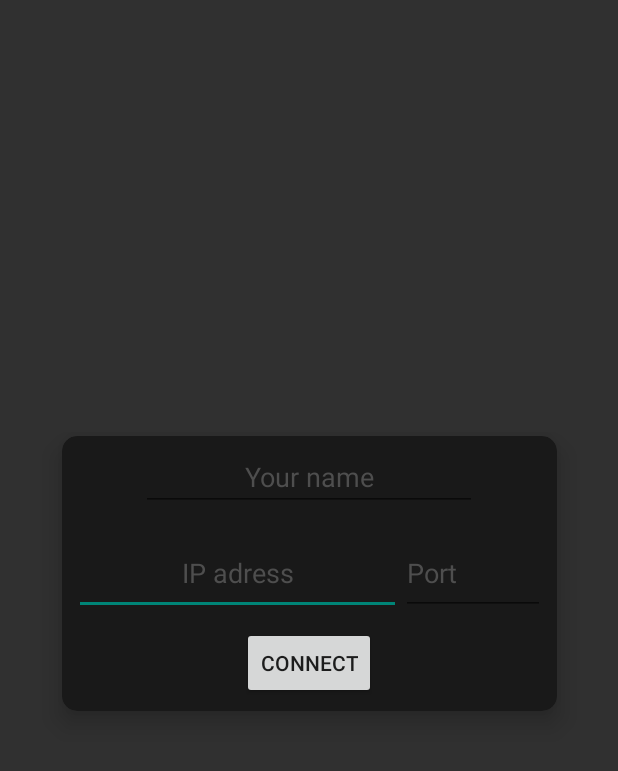
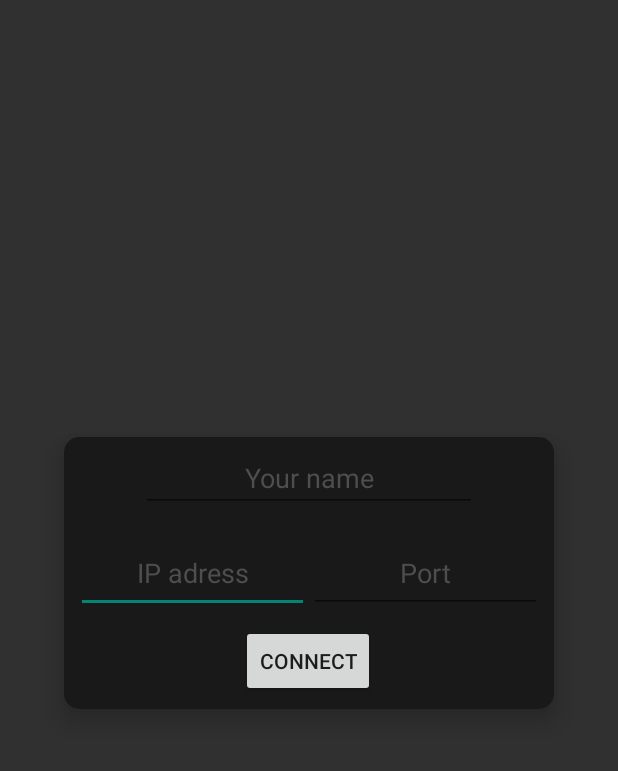
Before and after one commit to avfe/FedChatClient, an Android app: the screen it shows after launch (StartActivity), on a phone screen of 412 x 824 dp, the part 90-861 px from its top. Run offline under Robolectric (Android 15) with nearby library versions, the phone set to English and light mode, and no system bars.

Commit message:
New launcher icon

```diff
--- a/app/src/main/res/layout/activity_start.xml
+++ b/app/src/main/res/layout/activity_start.xml
@@ -46,8 +46,8 @@
 
             <com.google.android.material.textfield.TextInputEditText
                 android:id="@+id/start_ip"
-                android:layout_width="218dp"
-                android:layout_height="55dp"
+                android:layout_width="155dp"
+                android:layout_height="53dp"
                 android:layout_marginStart="8dp"
                 android:gravity="center"
                 android:hint="IP adress"
@@ -63,10 +63,11 @@
 
             <com.google.android.material.textfield.TextInputEditText
                 android:id="@+id/start_port"
-                android:layout_width="96dp"
-                android:layout_height="55dp"
+                android:layout_width="155dp"
+                android:layout_height="53dp"
                 android:layout_marginEnd="8dp"
                 android:hint="Port"
+                android:gravity="center"
                 android:lines="1"
                 android:maxLines="1"
                 android:singleLine="true"
--- a/app/src/main/res/mipmap-anydpi-v26/ic_launcher.xml
+++ b/app/src/main/res/mipmap-anydpi-v26/ic_launcher.xml
@@ -1,5 +1,5 @@
 <?xml version="1.0" encoding="utf-8"?>
 <adaptive-icon xmlns:android="http://schemas.android.com/apk/res/android">
-    <background android:drawable="@drawable/ic_launcher_background" />
-    <foreground android:drawable="@drawable/ic_launcher_foreground" />
+    <background android:drawable="@color/ic_launcher_background"/>
+    <foreground android:drawable="@mipmap/ic_launcher_foreground"/>
 </adaptive-icon>
--- a/app/src/main/res/mipmap-anydpi-v26/ic_launcher_round.xml
+++ b/app/src/main/res/mipmap-anydpi-v26/ic_launcher_round.xml
@@ -1,5 +1,5 @@
 <?xml version="1.0" encoding="utf-8"?>
 <adaptive-icon xmlns:android="http://schemas.android.com/apk/res/android">
-    <background android:drawable="@drawable/ic_launcher_background" />
-    <foreground android:drawable="@drawable/ic_launcher_foreground" />
+    <background android:drawable="@color/ic_launcher_background"/>
+    <foreground android:drawable="@mipmap/ic_launcher_foreground"/>
 </adaptive-icon>
--- /dev/null
+++ b/app/src/main/res/values/ic_launcher_background.xml
@@ -0,0 +1,4 @@
+<?xml version="1.0" encoding="utf-8"?>
+<resources>
+    <color name="ic_launcher_background">#FFFFFF</color>
+</resources>
```
Also changed, not shown: app/src/main/java/tech/fedorov/fedchatclient/MainActivity.java (+7 -7 lines), app/src/main/ic_launcher-playstore.png (added), app/src/main/res/mipmap-hdpi/ic_launcher.png, app/src/main/res/mipmap-hdpi/ic_launcher_round.png, app/src/main/res/mipmap-mdpi/ic_launcher.png, app/src/main/res/mipmap-mdpi/ic_launcher_foreground.png (added), app/src/main/res/mipmap-mdpi/ic_launcher_round.png, app/src/main/res/mipmap-xhdpi/ic_launcher.png, app/src/main/res/mipmap-xhdpi/ic_launcher_foreground.png (added), app/src/main/res/mipmap-xhdpi/ic_launcher_round.png, app/src/main/res/mipmap-xxhdpi/ic_launcher.png, app/src/main/res/mipmap-xxhdpi/ic_launcher_round.png, app/src/main/res/mipmap-xxxhdpi/ic_launcher.png, app/src/main/res/mipmap-xxxhdpi/ic_launcher_foreground.png (added), 1 more files, 1 other file.
